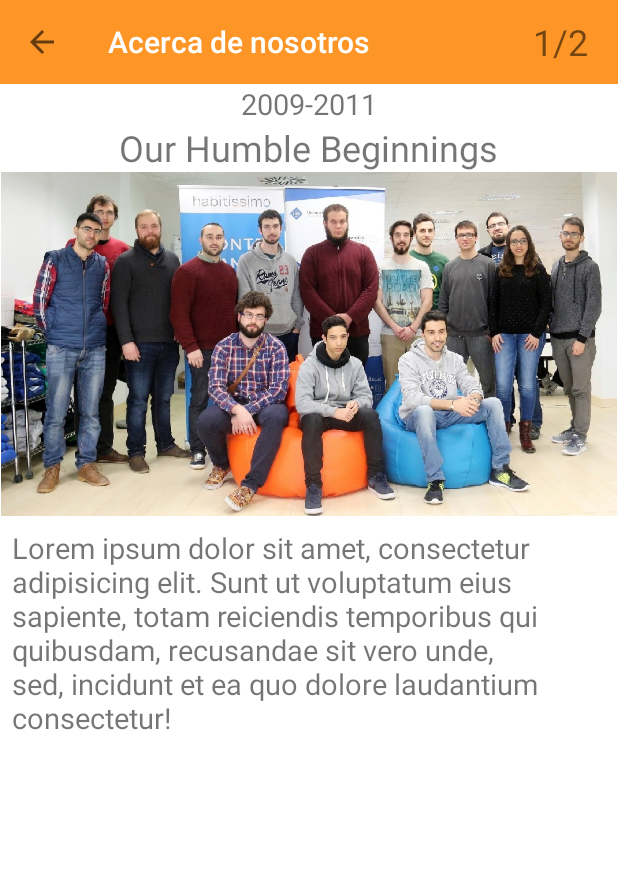
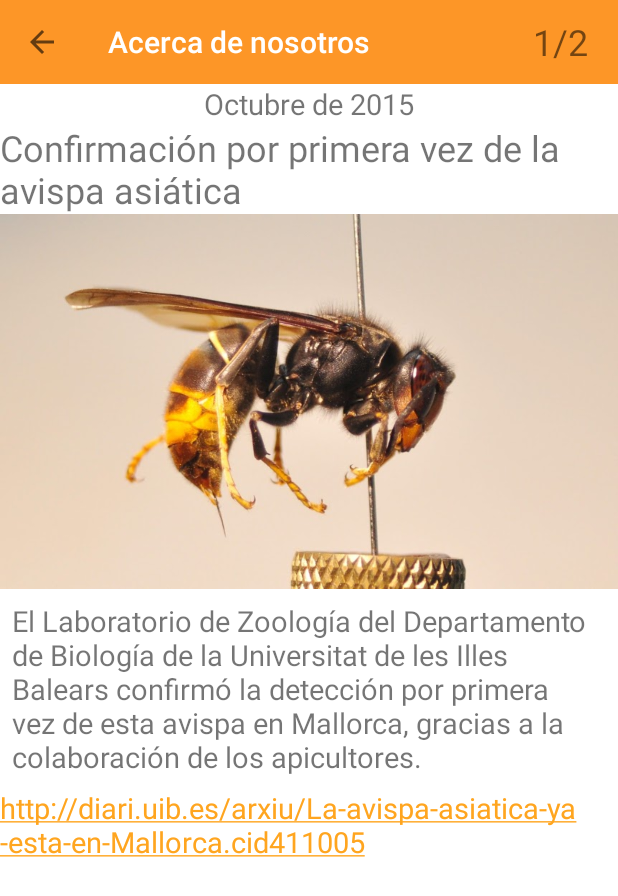
Before and after one commit to CarlosTenorio/vespapp-android, an Android app: the ScreenSlidePageFragment screen opened directly, with no data from a screen before it, on a phone screen of 412 x 824 dp. Shown: the top 896 px of the screen. Run offline under Robolectric (Android 15) with nearby library versions, the phone set to English and light mode, and no system bars.

Commit message:
add info to layout about_us_1

```diff
--- a/app/src/main/java/com/habitissimo/vespapp/menu/ScreenSlidePageFragment.java
+++ b/app/src/main/java/com/habitissimo/vespapp/menu/ScreenSlidePageFragment.java
@@ -31,7 +31,7 @@ public class ScreenSlidePageFragment extends Fragment {
     public View onCreateView(LayoutInflater inflater, ViewGroup container,
                              Bundle savedInstanceState) {
         ViewGroup rootView =null;
-        //reverse order
+        //reverse order api 21 and top, first appear the last
         if (mPageNumber==1){
 
             rootView = (ViewGroup) inflater.inflate(
--- a/app/src/main/res/layout/activity_menu_about_us_1.xml
+++ b/app/src/main/res/layout/activity_menu_about_us_1.xml
@@ -45,5 +45,14 @@
             android:textSize="@dimen/about_us_body_textsize"
             android:text="@string/about_us_body_1" />
 
+        <TextView
+            android:id="@+id/link_about_us_1"
+            android:layout_width="wrap_content"
+            android:layout_height="wrap_content"
+            android:layout_gravity="center"
+            android:textSize="@dimen/about_us_date_textsize"
+            android:text="@string/link_us_date_1"
+            android:autoLink="web"/>
+
     </LinearLayout>
 </ScrollView>
--- a/app/src/main/res/values/strings.xml
+++ b/app/src/main/res/values/strings.xml
@@ -36,12 +36,14 @@
 
     <string name="action_settings">Settings</string>
 
-    <string name="about_us_date_1">2009-2011</string>
-    <string name="about_us_title_1">Our Humble Beginnings</string>
-    <string name="about_us_body_1">Lorem ipsum dolor sit amet, consectetur adipisicing elit. Sunt ut voluptatum eius sapiente, totam reiciendis temporibus qui quibusdam, recusandae sit vero unde, sed, incidunt et ea quo dolore laudantium consectetur!</string>
+    <string name="about_us_date_1">Octubre de 2015</string>
+    <string name="about_us_title_1">Confirmación por primera vez de la avispa asiática</string>
+    <string name="about_us_body_1">El Laboratorio de Zoología del Departamento de Biología de la Universitat de les Illes Balears confirmó la detección por primera vez de esta avispa en Mallorca, gracias a la colaboración de los apicultores.</string>
+    <string name="link_us_date_1">http://diari.uib.es/arxiu/La-avispa-asiatica-ya-esta-en-Mallorca.cid411005</string>
 
     <string name="about_us_date_2">March 2011</string>
     <string name="about_us_title_2">An Agency is Born</string>
     <string name="about_us_body_2">Lorem ipsum dolor sit amet, consectetur adipisicing elit. Sunt ut voluptatum eius sapiente, totam reiciendis temporibus qui quibusdam, recusandae sit vero unde, sed, incidunt et ea quo dolore laudantium consectetur!Lorem ipsum dolor sit amet, consectetur adipisicing elit. Sunt ut voluptatum eius sapiente, totam reiciendis temporibus qui quibusdam, recusandae sit vero unde, sed, incidunt et ea quo dolore laudantium consectetur!</string>
+    <string name="link_us_date_2">http://diari.uib.es/arxiu/La-avispa-asiatica-ya-esta-en-Mallorca.cid411005</string>
 
 </resources>
```
Also changed, not shown: app/src/main/res/layout/activity_menu_about_us_2.xml (+9 -0 lines), app/src/main/res/drawable/about_us_1.jpg, app/src/main/res/drawable/about_us_2.jpg (added).
